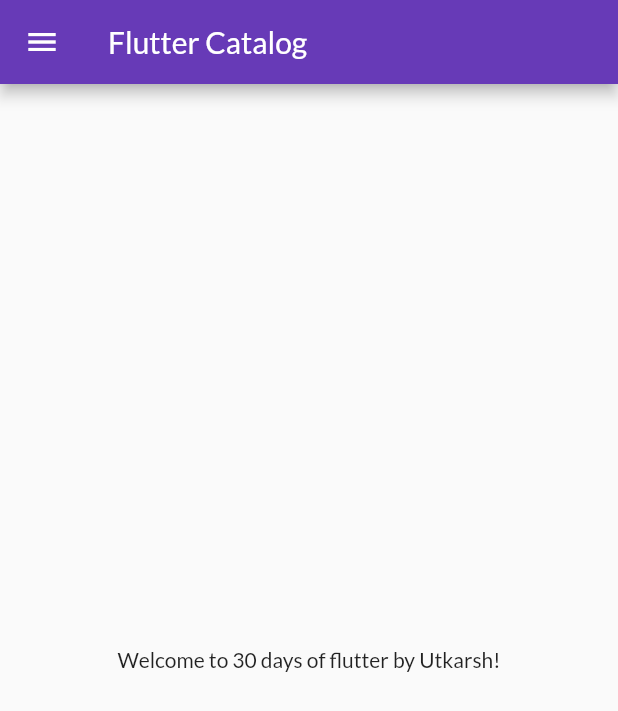
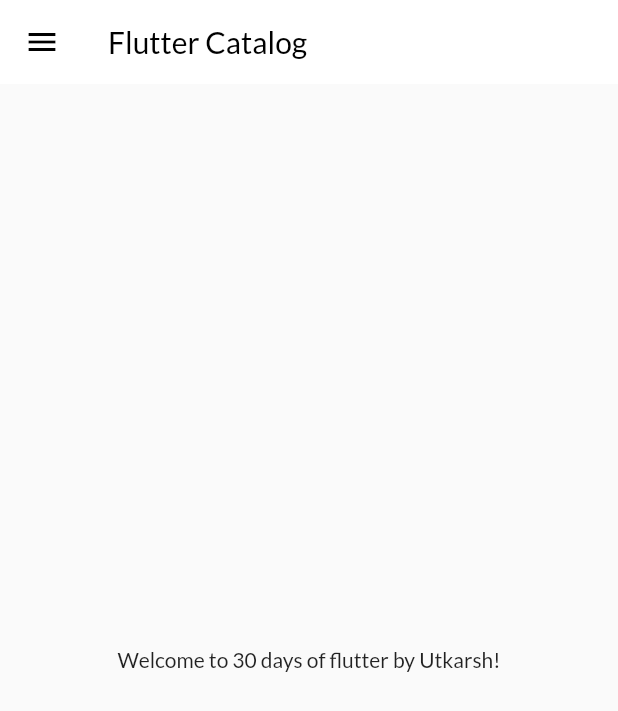
Before and after one commit to lethalcoder9/Flutter_Catalog, a Flutter app: the screen it shows after launch, on a phone screen of 412 x 824 dp. Shown: the top 711 px of the screen. Run offline on Flutter 3.47's test engine with Material 2 defaults, Android fonts, the phone set to English and light mode, and no system bars; our stand-ins replace google_fonts.

Commit message:
themes extracted

```diff
--- a/lib/main.dart
+++ b/lib/main.dart
@@ -2,6 +2,7 @@ import 'package:flutter/material.dart';
 import 'package:flutter_catalog/pages/home_page.dart';
 import 'package:flutter_catalog/pages/login_page.dart';
 import 'package:flutter_catalog/utils/routes.dart';
+import 'package:flutter_catalog/utils/widgets/themes.dart';
 import 'package:google_fonts/google_fonts.dart';
 
 void main() {
@@ -13,10 +14,8 @@ class MyApp extends StatelessWidget {
   Widget build(BuildContext context) {
     return MaterialApp(
       themeMode: ThemeMode.light,
-      theme: ThemeData(
-        primarySwatch: Colors.deepPurple,
-        fontFamily: GoogleFonts.lato().fontFamily,
-      ),
+      theme: MyThemes.lightTheme(context),
+      darkTheme: MyThemes.darkTheme(context),
       debugShowCheckedModeBanner: false,
       initialRoute: MyRoutes.homeRoute,
       routes: {
--- a/lib/pages/home_page.dart
+++ b/lib/pages/home_page.dart
@@ -9,7 +9,13 @@ class HomePage extends StatelessWidget {
   Widget build(BuildContext context) {
     return Scaffold(
       appBar: AppBar(
-        title: Text("Flutter Catalog"),
+        // backgroundColor: Colors.white,
+        // elevation: 0.0,
+        // iconTheme: IconThemeData(color: Colors.black),
+        title: Text(
+          "Flutter Catalog",
+          style: TextStyle(color: Colors.black),
+        ),
       ),
       body: Center(
         child: Container(
--- /dev/null
+++ b/lib/utils/widgets/themes.dart
@@ -0,0 +1,26 @@
+import 'package:flutter/material.dart';
+import 'package:google_fonts/google_fonts.dart';
+
+class MyThemes {
+  static ThemeData lightTheme(BuildContext context) => ThemeData(
+        primarySwatch: Colors.deepPurple,
+        fontFamily: GoogleFonts.lato().fontFamily,
+        appBarTheme: AppBarTheme(
+          color: Colors.white,
+          elevation: 0.0,
+          iconTheme: IconThemeData(color: Colors.black),
+        ),
+      );
+
+  static ThemeData darkTheme(BuildContext context) => ThemeData(
+        primarySwatch: Colors.deepPurple,
+        fontFamily: GoogleFonts.lato().fontFamily,
+        appBarTheme: AppBarTheme(
+          color: Colors.white,
+          elevation: 0.0,
+          iconTheme: IconThemeData(color: Colors.black),
+        ),
+      );
+
+
+}
```
